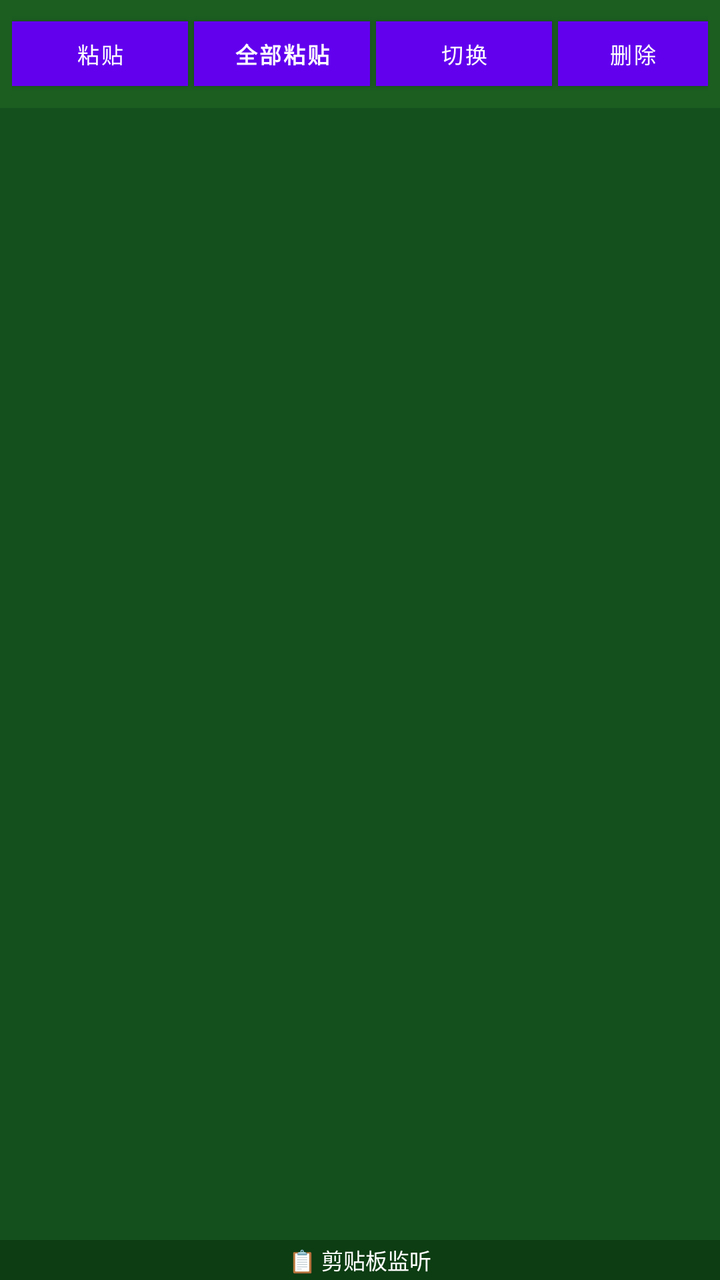
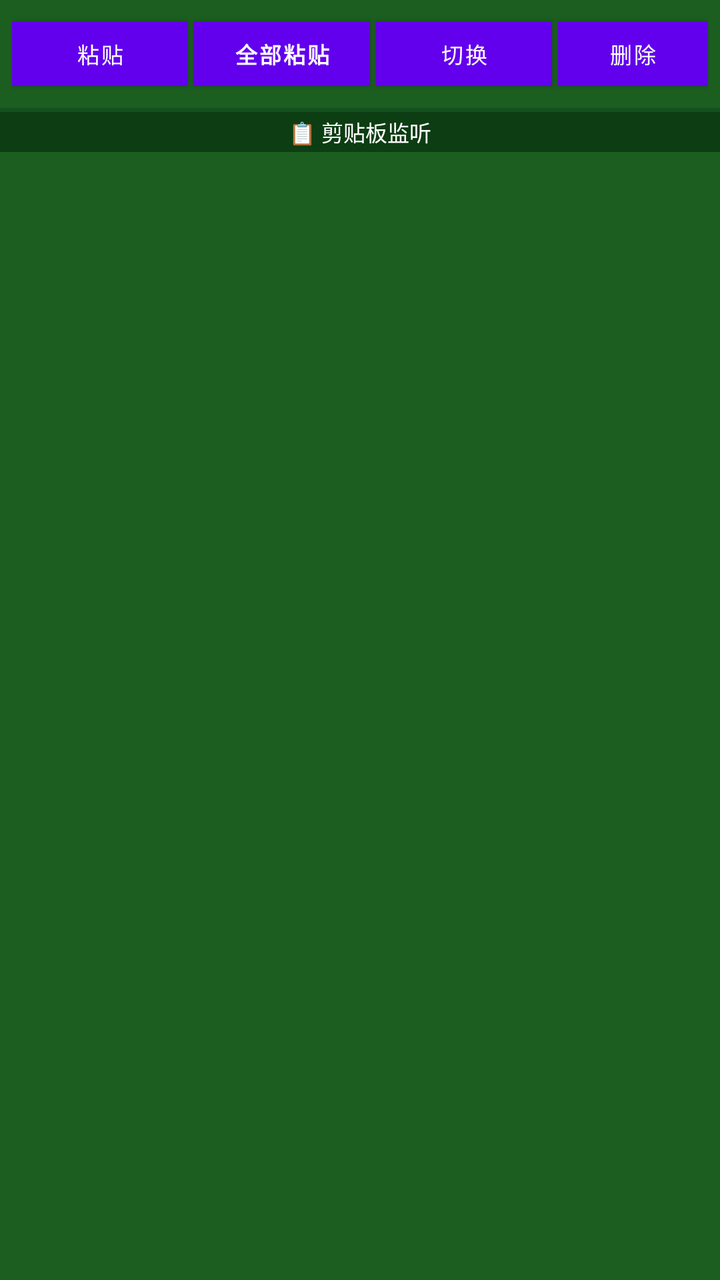

An Android layout rendered at two revisions. The XML below is the earlier revision; the diff shows what the commit changed to produce the second picture.
<!-- AndroidManifest.xml: application theme Theme.ClipboardMerger -->
<!-- res/layout/ime_view.xml -->
<?xml version="1.0" encoding="utf-8"?>
<LinearLayout xmlns:android="http://schemas.android.com/apk/res/android"
    android:layout_width="match_parent"
    android:layout_height="wrap_content"
    android:background="#FF1B5E20"
    android:orientation="vertical"
    android:padding="0dp">

    
    <LinearLayout
        android:layout_width="match_parent"
        android:layout_height="wrap_content"
        android:gravity="center_vertical"
        android:orientation="horizontal"
        android:paddingHorizontal="6dp"
        android:paddingVertical="3dp">

        <Button
            android:id="@+id/btnPasteLast"
            android:layout_width="wrap_content"
            android:layout_height="wrap_content"
            android:background="#FF388E3C"
            android:minHeight="0dp"
            android:paddingHorizontal="8dp"
            android:paddingVertical="2dp"
            android:text="粘贴"
            android:textColor="#FFFFFF"
            android:textSize="11sp" />

        <Button
            android:id="@+id/btnPasteAll"
            android:layout_width="wrap_content"
            android:layout_height="wrap_content"
            android:layout_marginStart="3dp"
            android:background="#FFFF9800"
            android:minHeight="0dp"
            android:paddingHorizontal="6dp"
            android:paddingVertical="2dp"
            android:text="全部粘贴"
            android:textColor="#FFFFFF"
            android:textSize="11sp"
            android:textStyle="bold" />

        <Button
            android:id="@+id/btnSwitchBack"
            android:layout_width="wrap_content"
            android:layout_height="wrap_content"
            android:layout_marginStart="3dp"
            android:background="#FF2E7D32"
            android:minHeight="0dp"
            android:paddingHorizontal="6dp"
            android:paddingVertical="2dp"
            android:text="切换"
            android:textColor="#FFFFFF"
            android:textSize="11sp" />

        <Button
            android:id="@+id/btnDelete"
            android:layout_width="wrap_content"
            android:layout_height="wrap_content"
            android:layout_marginStart="3dp"
            android:background="#FFD32F2F"
            android:minHeight="0dp"
            android:paddingHorizontal="6dp"
            android:paddingVertical="2dp"
            android:text="删除"
            android:textColor="#FFFFFF"
            android:textSize="11sp" />

        <Button
            android:id="@+id/btnClearClipboard"
            android:layout_width="wrap_content"
            android:layout_height="wrap_content"
            android:layout_marginStart="3dp"
            android:background="#FFB00020"
            android:minHeight="0dp"
            android:paddingHorizontal="6dp"
            android:paddingVertical="2dp"
            android:text="清空"
            android:textColor="#FFFFFF"
            android:textSize="11sp" />

    </LinearLayout>

    
    <androidx.recyclerview.widget.RecyclerView
        android:id="@+id/rvImeClipboard"
        android:layout_width="match_parent"
        android:layout_height="0dp"
        android:layout_weight="1"
        android:scrollbars="vertical"
        android:fadeScrollbars="false"
        android:scrollbarThumbVertical="@android:color/darker_gray"
        android:scrollbarSize="4dp"
        android:background="#FF14501E"
        android:clipToPadding="false"
        android:padding="1dp" />

    
    <TextView
        android:id="@+id/tvImeStatus"
        android:layout_width="match_parent"
        android:layout_height="wrap_content"
        android:background="#FF0D3D13"
        android:gravity="center"
        android:paddingHorizontal="6dp"
        android:paddingVertical="2dp"
        android:text="📋 剪贴板监听"
        android:textColor="#FFFFFF"
        android:textSize="11sp" />

</LinearLayout>
<!-- resources referenced by this layout -->
<resources>
  <style name="Theme.ClipboardMerger" parent="Theme.MaterialComponents.DayNight.NoActionBar">
          <item name="colorPrimary">@color/primary</item>
          <item name="colorPrimaryVariant">@color/primary_variant</item>
          <item name="colorAccent">@color/accent</item>
          <item name="android:windowBackground">@color/background</item>
      </style>
  <color name="primary">#FF6200EE</color>
  <color name="primary_variant">#FF3700B3</color>
  <color name="accent">#FF03DAC5</color>
  <color name="background">#FFF5F5F5</color>
</resources>

<!-- the commit's change to res/layout/ime_view.xml (unified diff, before → after) -->
@@ -8,6 +8,7 @@
 
     
     <LinearLayout
+        android:id="@+id/btnBarContainer"
         android:layout_width="match_parent"
         android:layout_height="wrap_content"
         android:gravity="center_vertical"
@@ -86,8 +87,7 @@
     <androidx.recyclerview.widget.RecyclerView
         android:id="@+id/rvImeClipboard"
         android:layout_width="match_parent"
-        android:layout_height="0dp"
-        android:layout_weight="1"
+        android:layout_height="wrap_content"
         android:scrollbars="vertical"
         android:fadeScrollbars="false"
         android:scrollbarThumbVertical="@android:color/darker_gray"
